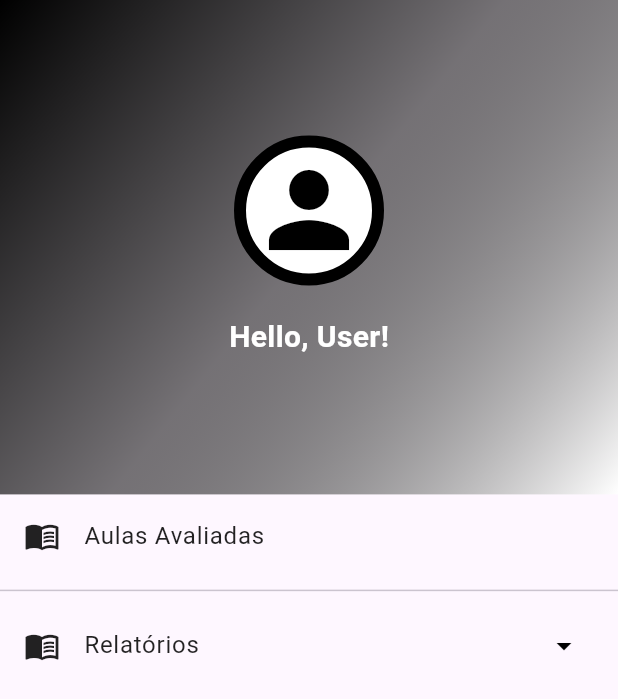
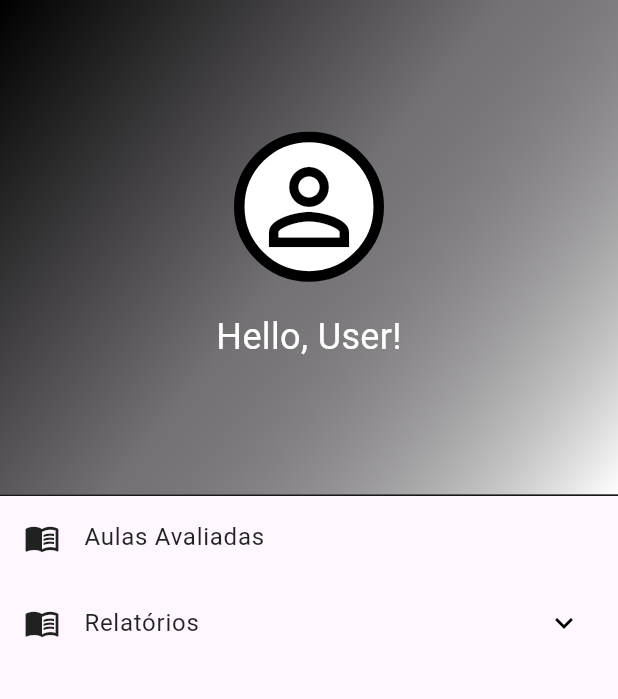
Before and after one commit to thaleslagemann/pgdbapp, a Flutter app: the screen it shows after launch, on a phone screen of 412 x 824 dp. Shown: the top 699 px of the screen. Run offline on Flutter 3.47's test engine with Material 2 defaults, Android fonts, the phone set to English and light mode, and no system bars.

Commit message:
adjustment: adjust text and icon sizes

```diff
--- a/lib/home-page/home-page.dart
+++ b/lib/home-page/home-page.dart
@@ -33,33 +33,33 @@ class HomePageState extends State<HomePage> {
                     mainAxisAlignment: MainAxisAlignment.center,
                     children: [
                       Container(
+                        padding: EdgeInsets.zero,
                         height: 100,
                         width: 100,
                         decoration: BoxDecoration(
-                          border: Border.all(width: 8, color: Colors.black),
+                          border: Border.all(width: 7, color: Colors.black),
                           borderRadius: BorderRadius.all(Radius.circular(100)),
                           color: Colors.white,
                         ),
-                        child: Center(
-                            child: Column(
-                          mainAxisAlignment: MainAxisAlignment.center,
-                          children: [
-                            Icon(
-                              Icons.person,
-                              color: Colors.black,
-                              size: 80,
-                            ),
-                          ],
-                        )),
+                        child: Icon(
+                          Icons.person_outline,
+                          color: Colors.black,
+                          size: 80,
+                        ),
                       ),
                       SizedBox(height: 20),
                       Center(
-                        child: Text('Hello, User!', style: TextStyle(fontSize: 20, fontWeight: FontWeight.bold, color: Colors.white)),
+                        child: Text('Hello, User!', style: TextStyle(fontSize: 24, fontWeight: FontWeight.w400, color: Colors.white)),
                       ),
                     ],
                   ),
                 ],
               ),
+            ),
+            Divider(
+              height: 1,
+              color: Colors.black,
+              thickness: 1,
             ),
             Flexible(
               child: Row(
@@ -74,14 +74,13 @@ class HomePageState extends State<HomePage> {
                           leading: Icon(Icons.menu_book, color: Colors.black87),
                           title: Text('Aulas Avaliadas', style: TextStyle(color: Colors.black87)),
                         ),
-                        Divider(),
                         ExpansionTile(
                           leading: Icon(
                             Icons.menu_book,
                             color: Colors.black87,
                           ),
                           trailing: Icon(
-                            _customTileExpanded ? Icons.arrow_drop_up : Icons.arrow_drop_down,
+                            _customTileExpanded ? Icons.keyboard_arrow_up : Icons.keyboard_arrow_down,
                             color: Colors.black,
                           ),
                           iconColor: Colors.black,
```
